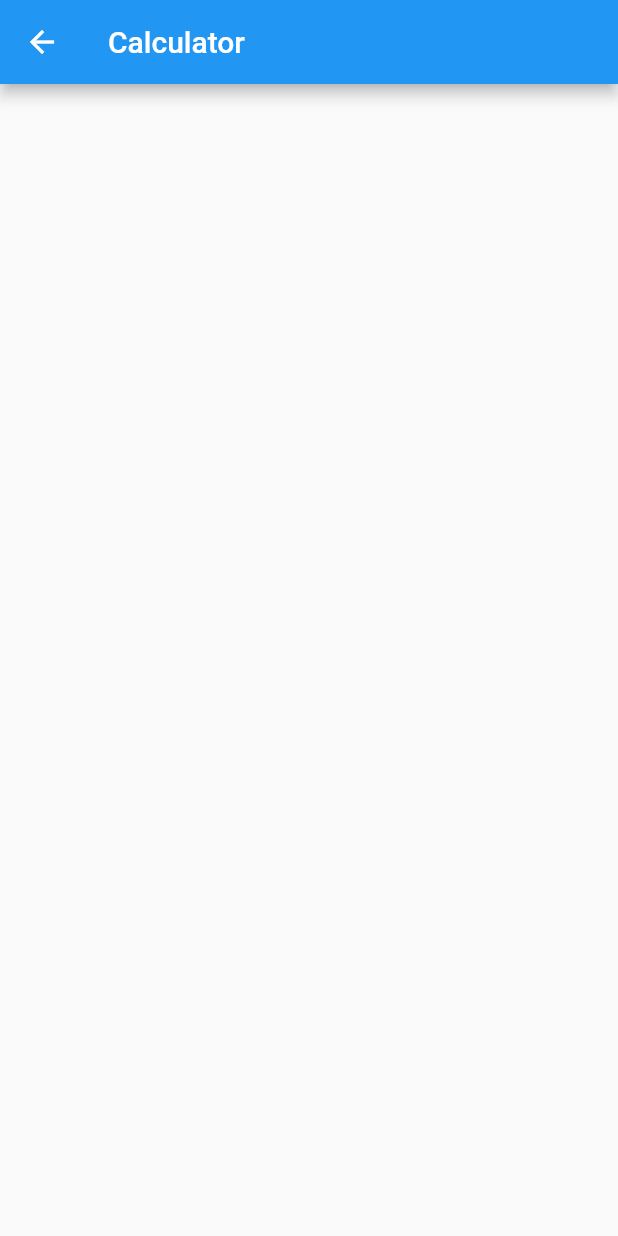
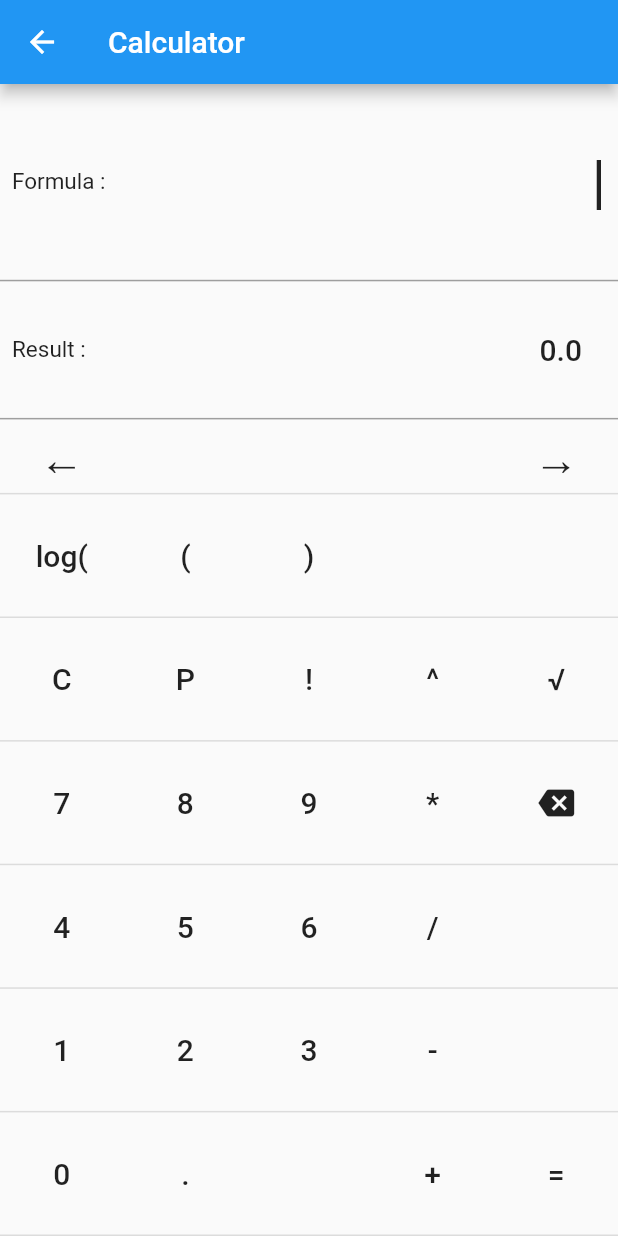
Before and after one commit to ko50/fomula_bank, a Flutter app: the Calculator screen opened directly, on a phone screen of 412 x 824 dp. Run offline on Flutter 3.47's test engine with Material 2 defaults, Android fonts, the phone set to English and light mode, and no system bars.

Commit message:
†追加†電卓の入力

```diff
--- a/lib/calculator/calc.dart
+++ b/lib/calculator/calc.dart
@@ -7,49 +7,184 @@ class Calculator extends StatefulWidget {
 }
 class _CalculatorState extends State<Calculator> {
 
-  List _formula = [];
+
+  // カーソルから見てどっちか
+  List _formula_left = [""];
+  List _formula_right = ["|"]; // "|"のindexは常に0であらなければならない
+
   String _labelFormula = "";
+  String _result = "0.0";
+  List _signs = ["+", "-", "*", "/", "^", "cos", "sin", "tan", "C", "P", "√", "log(",];
 
-  Widget _buildLabel() {
-    return Column(
-      children: <Widget>[
-        Container(
-          decoration: bottomBorder(),
-          child: Text(_labelFormula),
+  Align _labelMain(String label, double fontSize) {
+    return Align(
+      alignment: Alignment.centerRight,
+      child: Text(
+        label,
+        style: TextStyle(fontSize: fontSize),
+      ),
+    );
+  }
+  Widget _switchLabel(String label, double fontSize) {
+    if(label==_labelFormula){
+      return _labelMain(label, fontSize);
+    }else if(label==_result){
+      return MaterialButton(
+        child: _labelMain(label, fontSize),
+        onPressed: () {
+          setState(() {
+            _formula_left.add(label);
+            _labelFormula = _formula_left.join() + _formula_right.join();
+          });
+        },
+      );
+    }
+  }
+  Widget _buildLabel(String label, String hintText, {int flex, double fontSize}) {
+    return Expanded(
+      flex: flex,
+      child: Container(
+        padding: EdgeInsets.all(8.0),
+        decoration: BoxDecoration(border: Border(bottom: BorderSide(width: 1.0, color: Colors.grey),)),
+        child: Center(
+          child: Row(
+            children: <Widget>[
+              Container(
+                child: Text(
+                  hintText,
+                  style: TextStyle(fontSize: 15),
+                ),
+              ),
+              Expanded(
+                child: _switchLabel(label, fontSize),
+              ),
+            ],
+          ),
         ),
-        Container(
-
-        ),
-      ],
+      ),
     );
   }
 
-  Widget _buildInputButton(var child) {
-    double buttonSize = (getWidth(context) - 16) / 4;
-    return MaterialButton(
-      minWidth: buttonSize,
-      height: buttonSize,
-      child: child,
-      onPressed: () {
+  void _inputed(var child) {
+    String target;
+    if(child is Icon){
+      setState(() {
+        _formula_left.removeLast();
+      });
+    }else if(child is int){
+      setState(() {
+        _formula_left.add(child.toString());
+      });
+    }else if(_signs.contains(child) || child=="." || child=="(" || child==")" /* && _signs.contains(_formula_left[_formula_left.length-1])*/){
+      setState(() {
+        _formula_left.add(child);
+      });
+    }else if(child=="="){
+      calculation();
+    }else if(child=="→"){
+      if(_formula_right.length!=0){
+        target = _formula_right[1];
         setState(() {
-          _formula.add(child);
-          _labelFormula = _formula.join(" ");
+          _formula_left.add(target);
+          _formula_right.remove(target);
         });
-      },
-    );
+      }
+    }else if(child=="←"){
+      target = _formula_left.last;
+      setState(() {
+        _formula_left.removeLast();
+        _formula_right.insert(1, target);
+      });
+    }else{
+      // TODO アラートダイアログを表示する関数 (符号を連続して入力しようとしたカス宛て)
+    }
   }
 
-  Widget _inputBody() {
+  void calculation() {
+    final List formula = _formula_left.sublist(0, _formula_left.length) + _formula_right;
+    double leftNum = 0;
+    List priority;
+    String waitingSign;
+
+/*
+    formula.forEach((element){
+      if(element is num){
+        if(waitingSign==null){
+          victim = element;
+        }else{
+          // ここ、ウンコードだな
+          switch(waitingSign){
+            case "+":
+              leftNum += victim + element;
+              break;
+            case "-":
+              leftNum += victim - element;
+              break;
+            case "/":
+              leftNum += victim / element;
+              break;
+            case "*":
+              leftNum += victim + element;
+              break;
+
+          }
+          waitingSign = null;
+        }
+      }else if(_signs.contains(element)){waitingSign = element;}
+    });
+*/
+    setState(() {_result = leftNum.toString();});
+  }
+
+  Widget _inputButton(var child, {double height}) {
+    var label;
+    if(child is String){
+      if(child=="←" || child=="→"){label = Text(child, style: TextStyle(fontSize: 30),);}
+      else{label = Text(child, style: TextStyle(fontSize: 20),);}
+    }else if(child is int){
+      label = Text(child.toString(), style: TextStyle(fontSize: 20),);
+    }else{label = child;}
+    double buttonSize = (getWidth(context) / 5);
+    double buttonHeight = buttonSize;
+    if((getHeight(context)-120)/7<buttonSize){
+      buttonHeight = (getHeight(context) - 120) / 8;
+    }
+    if(height!=null){buttonHeight = 50;}
+    if(label==null){
+      return Container(
+        padding: EdgeInsets.all(buttonHeight / 10),
+        width: buttonSize,
+        height: buttonHeight,
+      );
+    }else{
+      return MaterialButton(
+        padding: EdgeInsets.all(buttonHeight / 10),
+        minWidth: buttonSize,
+        height: buttonHeight,
+        child: label,
+        onPressed: () {
+          _inputed(child);
+          setState(() {_labelFormula = _formula_left.join() + _formula_right.join();});
+        },
+      );
+    }
+  }
+
+  Widget _buttonRow(var fir, var sec, var thir, var four, var fif, {double height}) {
+    double buttonHeight = (getWidth(context) / 5);
+    if((getHeight(context)-120)/7<buttonHeight){
+      buttonHeight = (getHeight(context) - 120) / 8;
+    }
     return Container(
+      height: height ??= buttonHeight,
+      decoration: BoxDecoration(border: Border(bottom: BorderSide(width: 1.0, color: Colors.black12),),),
       child: Row(
         children: <Widget>[
-          Column(
-            children: <Widget>[
-              // TODO
-            ],
-          ),
-
-
+          _inputButton(fir, height: height),
+          _inputButton(sec, height: height),
+          _inputButton(thir, height: height),
+          _inputButton(four, height: height),
+          _inputButton(fif, height: height),
         ],
       ),
     );
@@ -57,13 +192,32 @@ class _CalculatorState extends State<Calculator> {
 
   @override
   Widget build(BuildContext context) {
+    setState(() {_labelFormula = _formula_left.join() + _formula_right.join();});
     return Scaffold(
       appBar: AppBar(
         title: Text("Calculator"),
       ),
       body: Column(
         children: <Widget>[
-
+          Expanded(
+            child: Column(
+             children: <Widget>[
+                _buildLabel(_labelFormula, "Formula :", flex: 10, fontSize: 40),
+                _buildLabel(_result, "Result :", flex: 7, fontSize: 20,),
+             ],
+            ),
+          ),
+          Column(
+            children: <Widget>[
+              _buttonRow("←", null, null, null, "→", height: 50),
+              _buttonRow("log(",  "(",  ")", null,  null,),
+              _buttonRow(   "C",  "P",  "!",  "^",  "√",),
+              _buttonRow(     7,    8,    9,  "*",  Icon(Icons.backspace),),
+              _buttonRow(     4,    5,    6,  "/",  null,),
+              _buttonRow(     1,    2,    3,  "-",  null,),
+              _buttonRow(     0,  ".", null,  "+",   "=",),
+            ],
+          ),
         ],
       ),
     );
```
